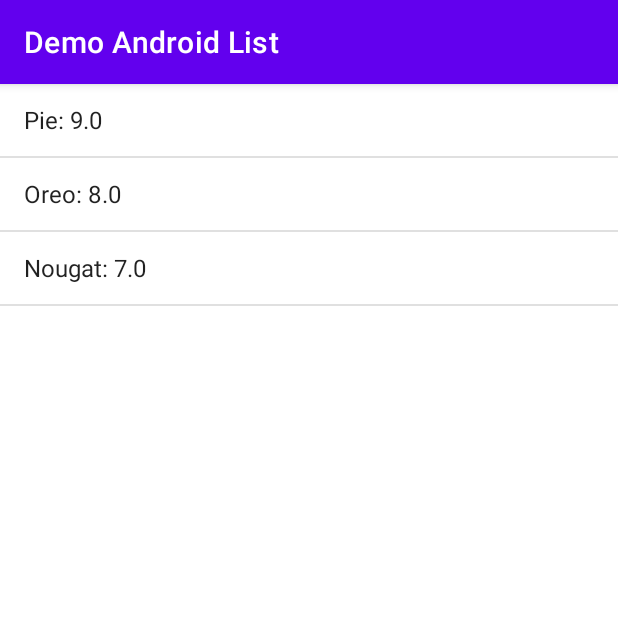
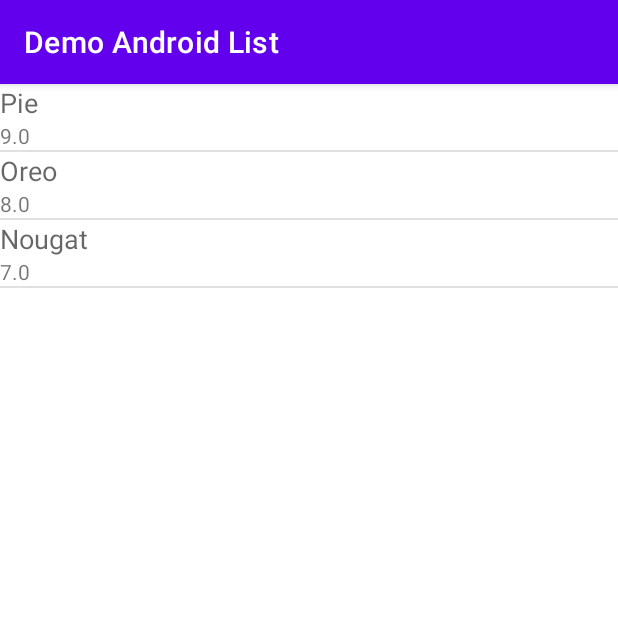
Before and after one commit to elsahani/DemoAndroidList, an Android app: the screen it shows after launch (MainActivity), on a phone screen of 412 x 824 dp, the top half of it. Run offline under Robolectric (Android 15) with nearby library versions, the phone set to English and light mode, and no system bars.

```diff
--- /dev/null
+++ b/app/src/main/java/sg/edu/rp/c346/id20023841/demoandroidlist/CustomAdapter.java
@@ -0,0 +1,48 @@
+package sg.edu.rp.c346.id20023841.demoandroidlist;
+
+import android.content.Context;
+import android.view.LayoutInflater;
+import android.view.View;
+import android.view.ViewGroup;
+import android.widget.ArrayAdapter;
+import android.widget.TextView;
+
+import java.util.ArrayList;
+
+public class CustomAdapter extends ArrayAdapter {
+
+    Context parent_context;
+    int layout_id;
+    ArrayList<AndroidVersion> versionList;
+
+    public CustomAdapter(Context context, int resource, ArrayList<AndroidVersion> objects) {
+        super(context,resource,objects);
+
+        parent_context = context;
+        layout_id = resource;
+        versionList = objects;
+    }
+
+    @Override
+    public View getView(int position, View convertView, ViewGroup parent) {
+        // Obtain the LayoutInflater object
+        LayoutInflater inflater = (LayoutInflater) parent_context.getSystemService(Context.LAYOUT_INFLATER_SERVICE);
+
+        // "Inflate" the View for each row
+        View rowView = inflater.inflate(layout_id, parent, false);
+
+        // Obtain the UI components and do the necessary binding
+        TextView tvName = rowView.findViewById(R.id.textViewName);
+        TextView tvVersion = rowView.findViewById(R.id.textViewVersion);
+
+        // Obtain the Android Version information based on the position
+        AndroidVersion currentVersion = versionList.get(position);
+
+        // Set values to the TextView to display the corresponding information
+        tvName.setText(currentVersion.getName());
+        tvVersion.setText(currentVersion.getVersion());
+
+        return rowView;
+    }
+
+}
--- a/app/src/main/java/sg/edu/rp/c346/id20023841/demoandroidlist/MainActivity.java
+++ b/app/src/main/java/sg/edu/rp/c346/id20023841/demoandroidlist/MainActivity.java
@@ -12,7 +12,8 @@ public class MainActivity extends AppCompatActivity {
 
     ListView lv;
     ArrayList<AndroidVersion> al;
-    ArrayAdapter<AndroidVersion> aa;
+    //ArrayAdapter<AndroidVersion> aa;
+    CustomAdapter adapter;
 
     @Override
     protected void onCreate(Bundle savedInstanceState) {
@@ -27,8 +28,8 @@ public class MainActivity extends AppCompatActivity {
         al.add(new AndroidVersion("Oreo", "8.0"));
         al.add(new AndroidVersion("Nougat", "7.0"));
 
-        aa = new ArrayAdapter<>(MainActivity.this, android.R.layout.simple_list_item_1, al);
-        lv.setAdapter(aa);
+        adapter = new CustomAdapter(MainActivity.this, R.layout.row, al);
+        lv.setAdapter(adapter);
 
     }
 }
--- /dev/null
+++ b/app/src/main/res/layout/row.xml
@@ -0,0 +1,18 @@
+<?xml version="1.0" encoding="utf-8"?>
+<LinearLayout xmlns:android="http://schemas.android.com/apk/res/android"
+    android:orientation="vertical" android:layout_width="match_parent"
+    android:layout_height="match_parent">
+
+    <TextView
+        android:id="@+id/textViewName"
+        android:layout_width="match_parent"
+        android:layout_height="wrap_content"
+        android:textAppearance="@style/TextAppearance.AppCompat.Medium"
+        android:text="Medium Text" />
+
+    <TextView
+        android:id="@+id/textViewVersion"
+        android:layout_width="match_parent"
+        android:layout_height="wrap_content"
+        android:text=" TextView" />
+</LinearLayout>
```
